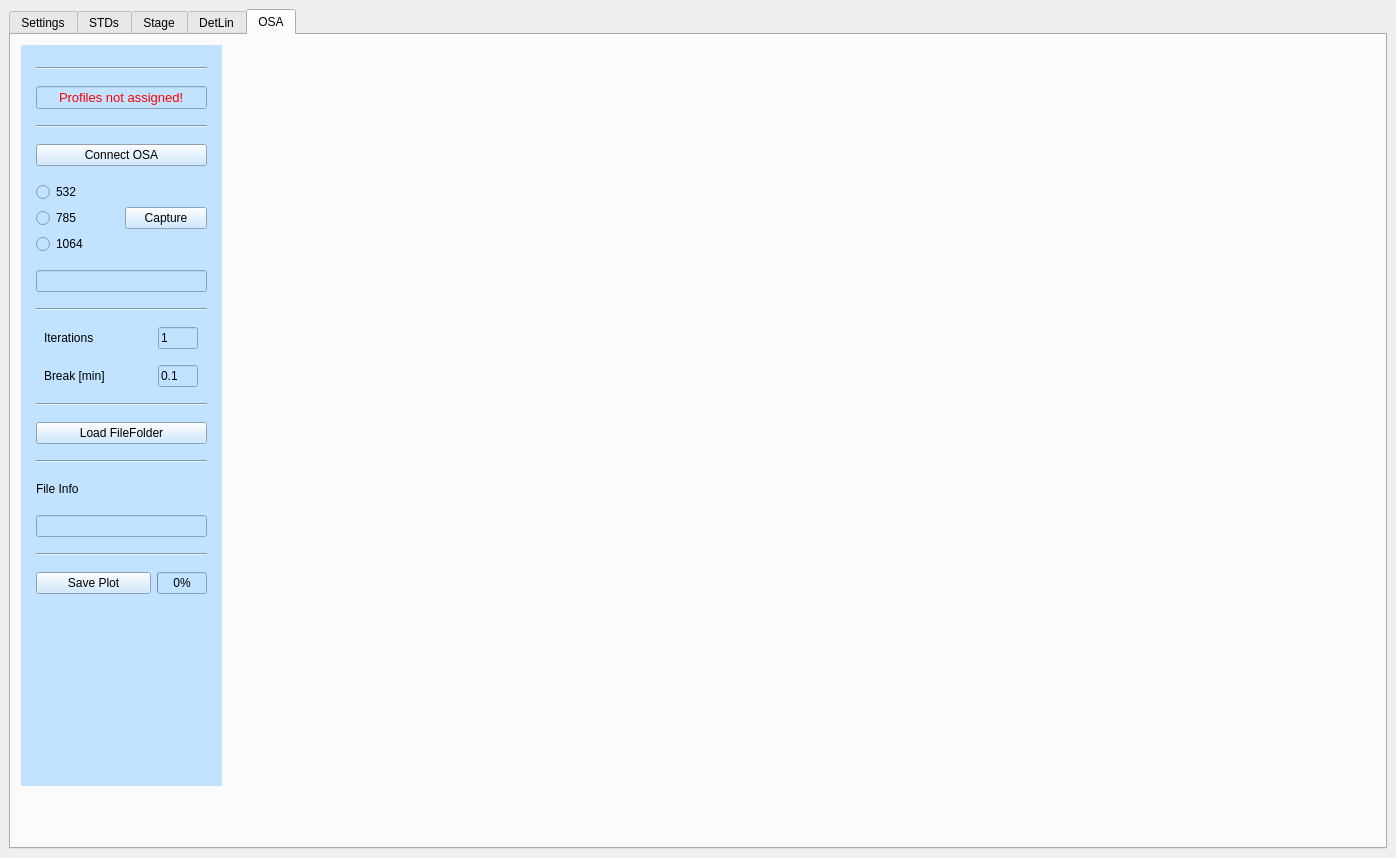
Old version of the form CoreControllGui.ui in the repository Nanoribbon/Paarpaya.
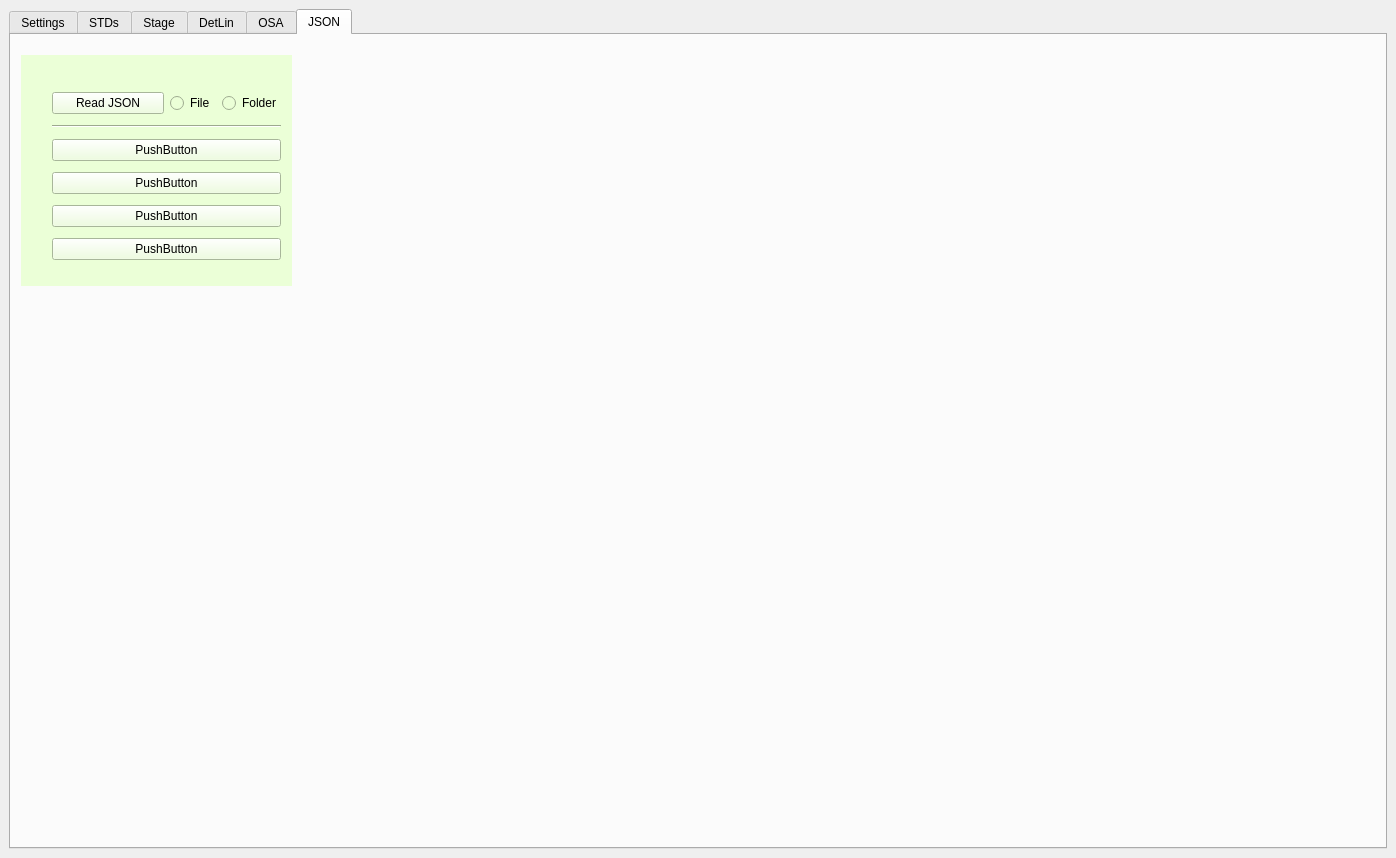
New version of the form.

```diff
--- a/CoreControllGui.ui
+++ b/CoreControllGui.ui
@@ -34,7 +34,7 @@
        <string notr="true"/>
       </property>
       <property name="currentIndex">
-       <number>4</number>
+       <number>5</number>
       </property>
       <widget class="QWidget" name="tab_1">
        <attribute name="title">
@@ -2518,6 +2518,106 @@
         </layout>
        </widget>
       </widget>
+      <widget class="QWidget" name="tab_3">
+       <attribute name="title">
+        <string>JSON</string>
+       </attribute>
+       <widget class="QWidget" name="verticalLayoutWidget">
+        <property name="geometry">
+         <rect>
+          <x>10</x>
+          <y>20</y>
+          <width>271</width>
+          <height>231</height>
+         </rect>
+        </property>
+        <layout class="QVBoxLayout" name="verticalLayout_23">
+         <item>
+          <widget class="QWidget" name="widget_19" native="true">
+           <property name="styleSheet">
+            <string notr="true">background-color: rgb(235, 255, 215);</string>
+           </property>
+           <widget class="QWidget" name="">
+            <property name="geometry">
+             <rect>
+              <x>31</x>
+              <y>32</y>
+              <width>229</width>
+              <height>182</height>
+             </rect>
+            </property>
+            <layout class="QVBoxLayout" name="verticalLayout_24">
+             <item>
+              <layout class="QHBoxLayout" name="horizontalLayout_28">
+               <item>
+                <widget class="QPushButton" name="pushButton_14">
+                 <property name="text">
+                  <string>Read JSON</string>
+                 </property>
+                </widget>
+               </item>
+               <item>
+                <layout class="QHBoxLayout" name="horizontalLayout_29">
+                 <item>
+                  <widget class="QRadioButton" name="radioButton_17">
+                   <property name="text">
+                    <string>File</string>
+                   </property>
+                  </widget>
+                 </item>
+                 <item>
+                  <widget class="QRadioButton" name="radioButton_18">
+                   <property name="text">
+                    <string>Folder</string>
+                   </property>
+                  </widget>
+                 </item>
+                </layout>
+               </item>
+              </layout>
+             </item>
+             <item>
+              <widget class="Line" name="line_27">
+               <property name="orientation">
+                <enum>Qt::Horizontal</enum>
+               </property>
+              </widget>
+             </item>
+             <item>
+              <widget class="QPushButton" name="pushButton_15">
+               <property name="text">
+                <string>PushButton</string>
+               </property>
+              </widget>
+             </item>
+             <item>
+              <widget class="QPushButton" name="pushButton_16">
+               <property name="text">
+                <string>PushButton</string>
+               </property>
+              </widget>
+             </item>
+             <item>
+              <widget class="QPushButton" name="pushButton_23">
+               <property name="text">
+                <string>PushButton</string>
+               </property>
+              </widget>
+             </item>
+             <item>
+              <widget class="QPushButton" name="pushButton_24">
+               <property name="text">
+                <string>PushButton</string>
+               </property>
+              </widget>
+             </item>
+            </layout>
+           </widget>
+          </widget>
+         </item>
+        </layout>
+       </widget>
+      </widget>
      </widget>
     </item>
    </layout>
```
Left out of the diff: 2 changed lines with no effect on the pictures.
